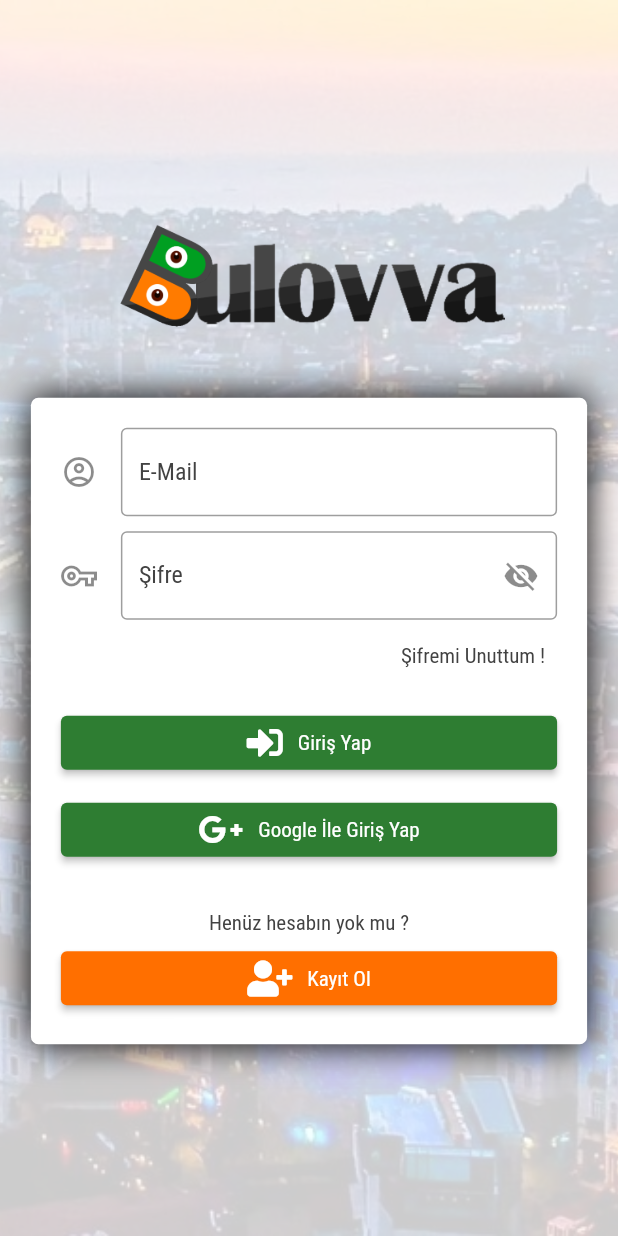
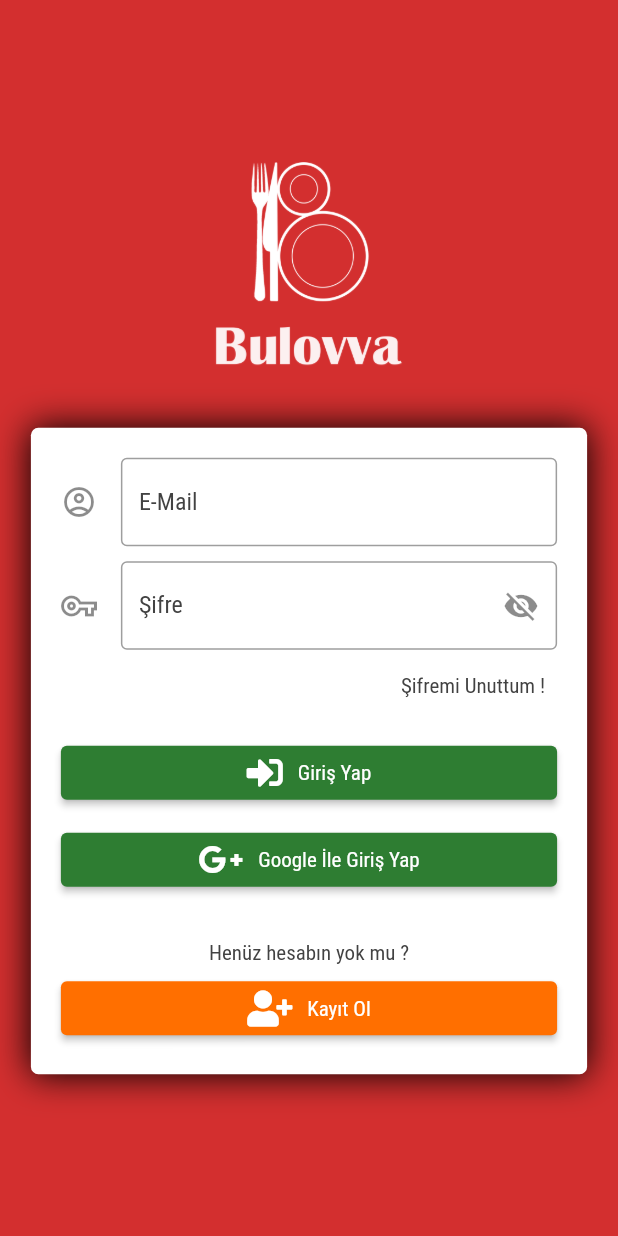
Before and after one commit to Enes-Altuntas/PaPaPe-Store, a Flutter app: the Login screen opened directly, on a phone screen of 412 x 824 dp. Run offline on Flutter 3.47's test engine with Material 2 defaults, Android fonts, the phone set to English and light mode, and no system bars; our stand-ins replace cloud_firestore, cool_alert, firebase_auth, firebase_core, firebase_storage, flutter_datetime_picker and 6 more; accounts and stored records are empty.

Commit message:
Giriş sayfasının baştan tasarlanması

```diff
--- a/lib/Login/login.dart
+++ b/lib/Login/login.dart
@@ -123,24 +123,21 @@ class _LoginState extends State<Login> {
                 child: Container(
                   width: MediaQuery.of(context).size.width,
                   height: MediaQuery.of(context).size.height,
-                  decoration: BoxDecoration(
-                      image: DecorationImage(
-                          image: AssetImage('assets/images/istanbul.jpg'),
-                          fit: BoxFit.cover,
-                          colorFilter: ColorFilter.mode(
-                              Colors.white.withOpacity(0.8),
-                              BlendMode.hardLight))),
+                  color: Theme.of(context).primaryColor,
                   child: Form(
                     key: formkey,
                     child: Column(
                       mainAxisAlignment: MainAxisAlignment.center,
                       children: [
-                        SizedBox(
-                            height: MediaQuery.of(context).size.height / 6,
-                            child: Image.asset(
-                              'assets/images/logos.png',
-                              fit: BoxFit.cover,
-                            )),
+                        Padding(
+                          padding: const EdgeInsets.only(bottom: 40.0),
+                          child: SizedBox(
+                              height: MediaQuery.of(context).size.height / 6,
+                              child: Image.asset(
+                                'assets/images/icon.png',
+                                fit: BoxFit.scaleDown,
+                              )),
+                        ),
                         Row(
                           mainAxisAlignment: MainAxisAlignment.center,
                           children: [
--- a/lib/Services/authentication_service.dart
+++ b/lib/Services/authentication_service.dart
@@ -20,6 +20,10 @@ class AuthService {
     try {
       await _firebaseAuth.signInWithEmailAndPassword(
           email: email, password: password);
+
+      if (_firebaseAuth.currentUser.emailVerified == false) {
+        await _firebaseAuth.signOut();
+      }
     } on FirebaseAuthException catch (e) {
       if (e.code == 'wrong-password' || e.code == 'user-not-found') {
         throw 'Geçersiz kullanıcı adı veya şifre !';
@@ -57,7 +61,7 @@ class AuthService {
 
       await _firebaseAuth.signOut();
 
-      return 'Kullancı kaydınız oluşturulmuştur. Şimdi şirket bilgilerinizi doldurmaya başlayabilirsiniz !';
+      return "Kullancı kaydınız oluşturulmuştur. E-mail'inize girip hesabınızı aktifleştirebilirsiniz !";
     } on FirebaseAuthException catch (e) {
       if (e.code == 'ınvalıd-emaıl') {
         throw 'Kayıt olmak için geçersiz bir e-mail adresi girdiniz !';
--- a/pubspec.yaml
+++ b/pubspec.yaml
@@ -61,8 +61,7 @@ flutter:
   uses-material-design: true
 
   assets:
-    - assets/images/logos.png
-    - assets/images/istanbul.jpg
+    - assets/images/icon.png
 
   fonts:
     - family: Bebas
```
Also changed, not shown: assets/images/icon.png (added), assets/images/istanbul.jpg (deleted), assets/images/logos.png (deleted).
